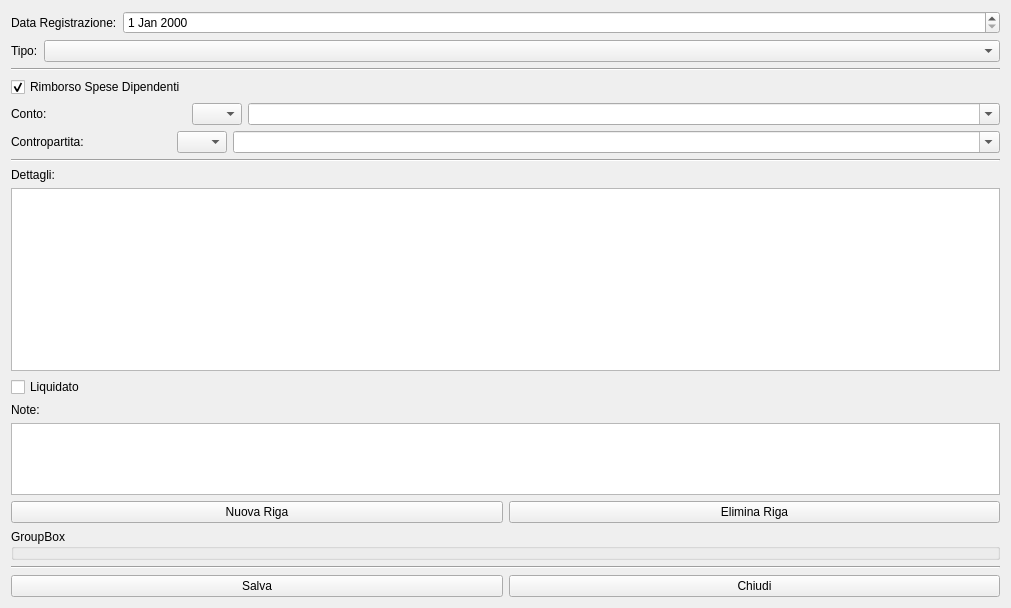
The window that cnuovaregistrazione.ui (fblabs/cimiapp2) describes before a commit, drawn with Qt 5.
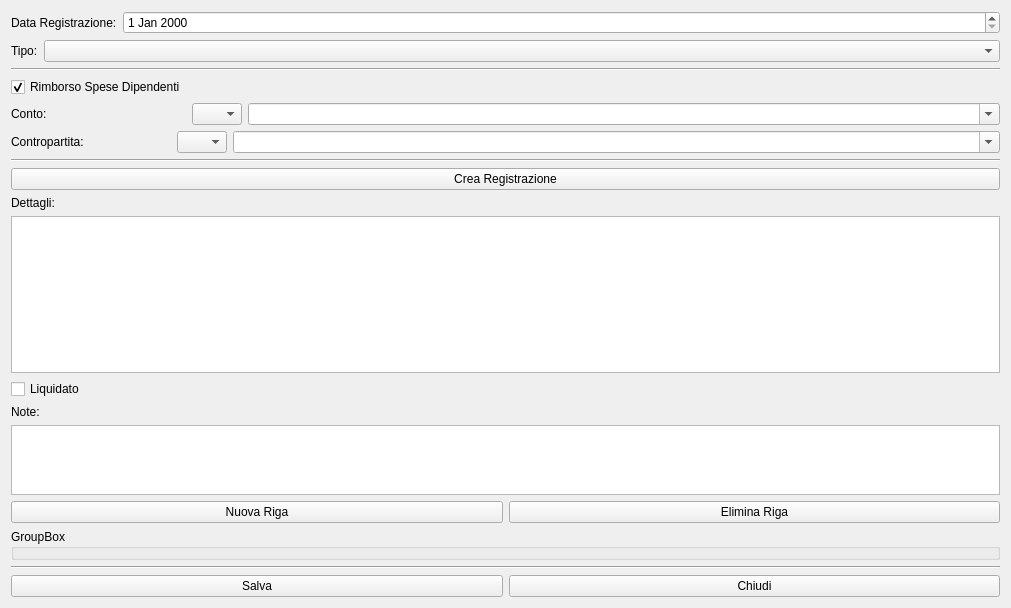
The same window after the commit. Icons and pictures are not drawn.

```diff
--- a/cnuovaregistrazione.ui
+++ b/cnuovaregistrazione.ui
@@ -150,6 +150,13 @@
      </property>
     </widget>
    </item>
+   <item>
+    <widget class="QPushButton" name="pushButton_5">
+     <property name="text">
+      <string>Crea Registrazione</string>
+     </property>
+    </widget>
+   </item>
    <item>
     <layout class="QVBoxLayout" name="verticalLayout">
      <item>
@@ -160,7 +167,11 @@
       </widget>
      </item>
      <item>
-      <widget class="QTableView" name="tvDetails"/>
+      <widget class="QTableView" name="tvDetails">
+       <property name="alternatingRowColors">
+        <bool>true</bool>
+       </property>
+      </widget>
      </item>
      <item>
       <widget class="QCheckBox" name="checkBox">
```
